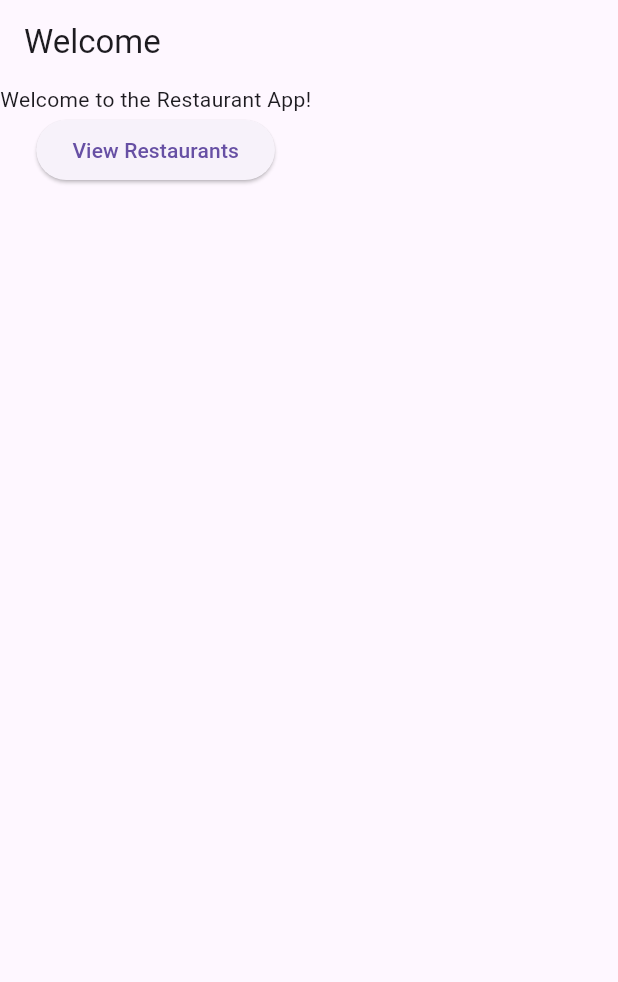
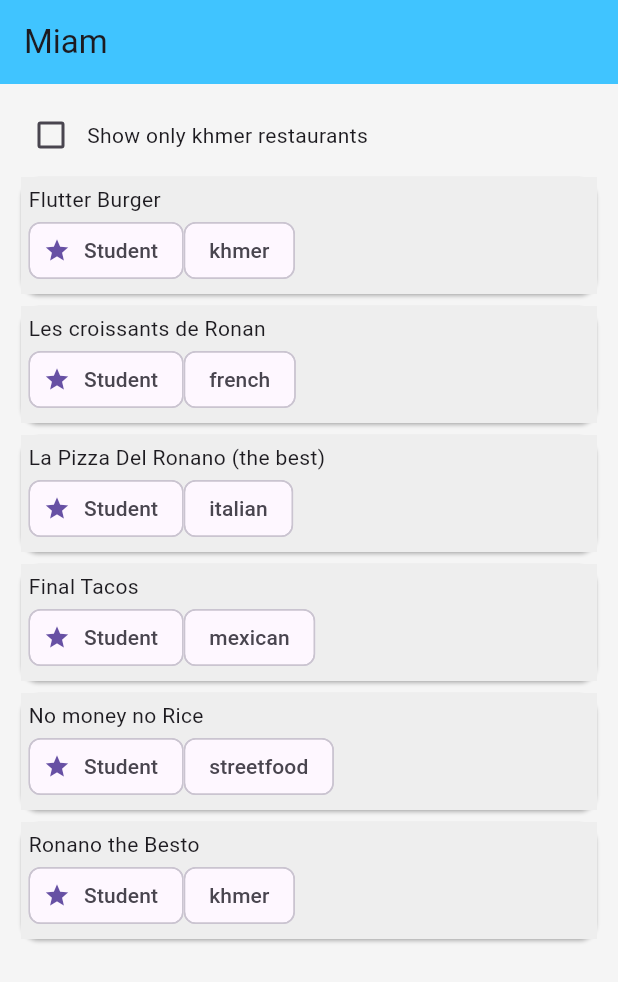
Before and after one commit to piseyKhenchandara/flutter_restaurant, a Flutter app: the screen it shows after launch, on a phone screen of 412 x 824 dp. Shown: the top 982 px of the screen. Run offline on Flutter 3.47's test engine with Material 3 defaults, Android fonts, the phone set to English and light mode, and no system bars.

Commit message:
update restaurants_view.dart

```diff
--- /dev/null
+++ b/lib/domain/models/restaurant.dart
@@ -0,0 +1,9 @@
+import 'package:flutter_self_learning/domain/models/restaurant_type.dart';
+
+class Restaurant {
+  final String name;
+  final String address;
+  final RestaurantType type;
+
+  Restaurant({required this.name, required this.address, required this.type});
+}
--- /dev/null
+++ b/lib/domain/models/restaurant_comment.dart
@@ -0,0 +1,6 @@
+class RestaurantComment {
+  final int stars;
+  final String feedback;
+
+  RestaurantComment({required this.stars, required this.feedback});
+}
--- /dev/null
+++ b/lib/domain/models/restaurant_type.dart
@@ -0,0 +1,15 @@
+
+
+import 'package:flutter/material.dart';
+
+enum RestaurantType {
+  streetfood(color: Color.fromARGB(255, 243, 212, 33)),
+  french(color: Colors.blue),
+  italian(color: Color.fromARGB(255, 50, 190, 22)),
+  mexican(color: Color.fromARGB(171, 187, 59, 27)),
+  khmer(color: Color.fromARGB(255, 58, 206, 193));
+
+  final Color color;
+
+  const RestaurantType({required this.color});
+}
--- a/lib/domain/models/resturant.dart
+++ /dev/null
@@ -1,15 +0,0 @@
-class Restaurant {
-  final String name;
-  final String description;
-  final String cuisine;
-  final double rating;
-  final String imageUrl;
-
-  Restaurant({
-    required this.name,
-    required this.description,
-    required this.cuisine,
-    required this.rating,
-    required this.imageUrl,
-  });
-}
--- a/lib/domain/restaurant_detail_page.dart
+++ /dev/null
@@ -1,37 +0,0 @@
-import 'package:flutter/material.dart';
-import 'package:flutter_self_learning/domain/models/resturant.dart';
-
-class RestaurantDetailPage extends StatelessWidget {
-  const RestaurantDetailPage({super.key, required this.restaurant});
-
-  final Restaurant restaurant;
-
-  @override
-  Widget build(BuildContext context) {
-    return Scaffold(
-      appBar: AppBar(
-        title: Text(restaurant.name),
-      ),
-      body: Container(
-        color: Colors.white,
-        padding: EdgeInsets.all(20),
-        child: Column(
-          crossAxisAlignment: CrossAxisAlignment.start,
-          children: [
-            Text(restaurant.name, style: TextStyle(fontSize: 24, fontWeight: FontWeight.bold)),
-            SizedBox(height: 10),
-            Row(
-              children: [
-                Text(restaurant.cuisine, style: TextStyle(fontSize: 18)),
-                SizedBox(width: 10),
-                Icon(Icons.star, color: Colors.yellow),
-              ],
-            ),
-            SizedBox(height: 15),
-            Text(restaurant.description, style: TextStyle(fontSize: 16)),
-          ],
-        ),
-      ),
-    );
-  }
-}
--- a/lib/main.dart
+++ b/lib/main.dart
@@ -1,46 +1,65 @@
 import 'package:flutter/material.dart';
-import 'package:flutter_self_learning/domain/resturant_section.dart';
+import 'package:flutter_self_learning/domain/models/restaurant.dart';
+import 'package:flutter_self_learning/domain/models/restaurant_type.dart';
+import 'package:flutter_self_learning/ui/restaurants_view.dart';
 
 void main() {
-  runApp(const MyApp());
+  runApp(myApp());
 }
 
-class MyApp extends StatelessWidget {
-  const MyApp({super.key});
+class myApp extends StatefulWidget {
+  const myApp({super.key});
 
+  @override
+  State<myApp> createState() => _myAppState();
+}
+
+class _myAppState extends State<myApp> {
   @override
   Widget build(BuildContext context) {
     return MaterialApp(
-      title: 'Flutter Demo',
-      home: WelcomeScreen(),
+      debugShowCheckedModeBanner: false,
+      home: RestaurantsView(restaurants: allRestaurants),
     );
   }
-}
 
-class WelcomeScreen extends StatelessWidget {
-  const WelcomeScreen({super.key});
+  List<Restaurant> get allRestaurants {
+    List<Restaurant> result = [
+      Restaurant(
+        name: 'Flutter Burger',
+        address: 'Street 174, Phnom Penh',
+        type: RestaurantType.khmer,
+      ),
 
-  @override
-  Widget build(BuildContext context) {
-    return Scaffold(
-      appBar: AppBar(
-        title: Text('Welcome'),
+      Restaurant(
+        name: 'Les croissants de Ronan',
+        address: 'Sisowath Quay, Phnom Penh',
+        type: RestaurantType.french,
       ),
-      body: ( Column(
-          children: [
-            Text('Welcome to the Restaurant App!'),
-            ElevatedButton(
-              onPressed: () {
-                Navigator.push(
-                  context,
-                  MaterialPageRoute(builder: (context) => ResturantSection())
-                );
-              },
-              child: Text('View Restaurants'),
-            ),
-          ],
-        )
+
+      Restaurant(
+        name: 'La Pizza Del Ronano (the best)',
+        address: 'BKK1, Phnom Penh',
+        type: RestaurantType.italian,
       ),
-    );
+
+      Restaurant(
+        name: 'Final Tacos',
+        address: 'Street Exam, Phnom Penh',
+        type: RestaurantType.mexican,
+      ),
+      Restaurant(
+        name: 'No money no Rice',
+        address: 'BKK1, Phnom Penh',
+        type: RestaurantType.streetfood,
+      ),
+
+      Restaurant(
+        name: 'Ronano the Besto',
+        address: 'CADT, Phnom Penh',
+        type: RestaurantType.khmer,
+      ),
+    ];
+    return result;
   }
 }
--- /dev/null
+++ b/lib/ui/restaurants_view.dart
@@ -0,0 +1,77 @@
+import 'package:flutter/material.dart';
+import 'package:flutter_self_learning/domain/models/restaurant.dart';
+
+class RestaurantsView extends StatefulWidget {
+  const RestaurantsView({super.key, required this.restaurants});
+
+  final List<Restaurant> restaurants;
+
+  @override
+  State<RestaurantsView> createState() => _RestaurantsViewState();
+}
+
+class _RestaurantsViewState extends State<RestaurantsView> {
+  bool isKhmer = false;
+
+  @override
+  Widget build(BuildContext context) {
+    return Scaffold(
+      appBar: AppBar(
+        backgroundColor: Colors.lightBlueAccent,
+        title: Text('Miam'),
+      ),
+      body: Container(
+        padding: EdgeInsets.all(10),
+        color: Colors.grey.shade100,
+
+        child: Column(
+          children: [
+            Row(
+              children: [
+                Checkbox(
+                  value: isKhmer,
+                  onChanged: (value) {
+                    setState(() {
+                      isKhmer = value ?? true;
+                    });
+                  },
+                ),
+                const Text('Show only khmer restaurants'),
+              ],
+            ),
+            ...widget.restaurants.where((restaurant) => !isKhmer || restaurant.type.name == 'khmer',)
+                .map((restaurant) {
+
+              return Card(
+                child: Column(
+                  children: [
+                    Container(
+                      color: Colors.grey.shade200,
+                      width: double.infinity,
+                      padding: EdgeInsets.all(5),
+                      child: Column(
+                        crossAxisAlignment: CrossAxisAlignment.start,
+                        children: [
+                          Text(restaurant.name),
+                          Row(
+                            children: [
+                              Chip(
+                                avatar: Icon(Icons.star, size: 18),
+                                label: Text("Student"),
+                              ),
+                              Chip(label: Text(restaurant.type.name)),
+                            ],
+                          ),
+                        ],
+                      ),
+                    ),
+                  ],
+                ),
+              );
+            }),
+          ],
+        ),
+      ),
+    );
+  }
+}
```
Also changed, not shown: lib/data/resturant.dart (deleted, +0 -84 lines), lib/domain/models/category.dart (deleted, +0 -9 lines), lib/domain/resturant_section.dart (deleted, +0 -51 lines), 1 other file.
